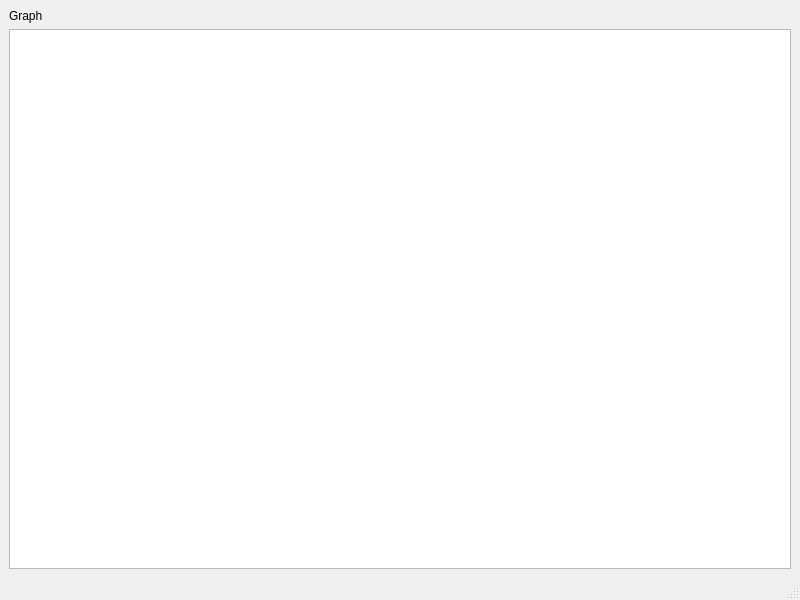
lrfbranco/soft-robotics-gui, file soft-robotics-gui/mainwindow.ui: the form before one commit.
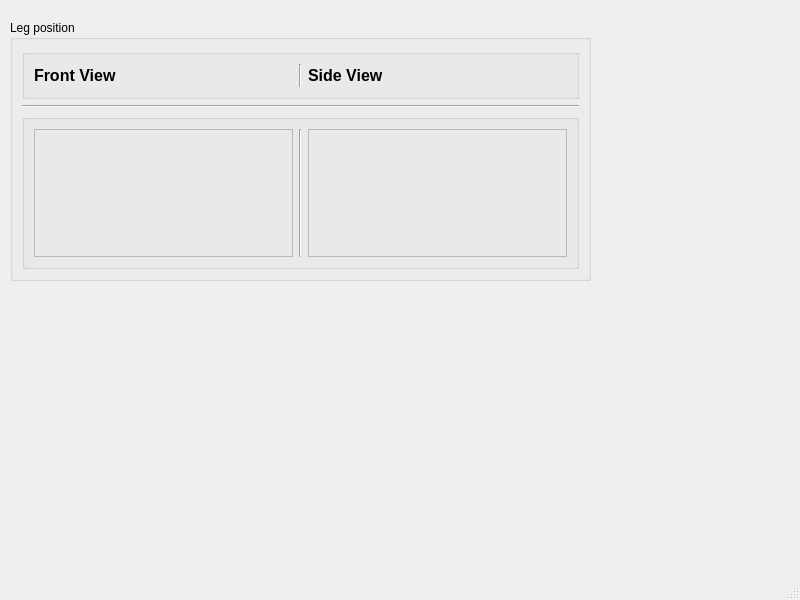
The form after the commit.

Commit message: Basic layout of leg pos

Patch:
```diff
--- a/soft-robotics-gui/mainwindow.ui
+++ b/soft-robotics-gui/mainwindow.ui
@@ -14,18 +14,120 @@
    <string>Soft robotics for foot drop</string>
   </property>
   <widget class="QWidget" name="centralwidget">
-   <layout class="QVBoxLayout" name="verticalLayout">
-    <item>
-     <widget class="QLabel" name="label">
-      <property name="text">
-       <string>Graph</string>
-      </property>
-     </widget>
-    </item>
-    <item>
-     <widget class="QGraphicsView" name="graphicsView"/>
-    </item>
-   </layout>
+   <widget class="QGroupBox" name="groupBox">
+    <property name="geometry">
+     <rect>
+      <x>10</x>
+      <y>20</y>
+      <width>581</width>
+      <height>261</height>
+     </rect>
+    </property>
+    <property name="title">
+     <string>Leg position</string>
+    </property>
+    <layout class="QVBoxLayout" name="verticalLayout">
+     <item>
+      <widget class="QGroupBox" name="headerLegPos">
+       <property name="minimumSize">
+        <size>
+         <width>0</width>
+         <height>50</height>
+        </size>
+       </property>
+       <property name="maximumSize">
+        <size>
+         <width>16777215</width>
+         <height>50</height>
+        </size>
+       </property>
+       <property name="title">
+        <string/>
+       </property>
+       <layout class="QHBoxLayout" name="horizontalLayout">
+        <item>
+         <widget class="QLabel" name="label">
+          <property name="font">
+           <font>
+            <pointsize>12</pointsize>
+            <weight>75</weight>
+            <bold>true</bold>
+           </font>
+          </property>
+          <property name="text">
+           <string>Front View</string>
+          </property>
+         </widget>
+        </item>
+        <item>
+         <widget class="Line" name="line_2">
+          <property name="orientation">
+           <enum>Qt::Vertical</enum>
+          </property>
+         </widget>
+        </item>
+        <item>
+         <widget class="QLabel" name="label_2">
+          <property name="font">
+           <font>
+            <pointsize>12</pointsize>
+            <weight>75</weight>
+            <bold>true</bold>
+           </font>
+          </property>
+          <property name="text">
+           <string>Side View</string>
+          </property>
+         </widget>
+        </item>
+       </layout>
+      </widget>
+     </item>
+     <item>
+      <widget class="Line" name="line">
+       <property name="orientation">
+        <enum>Qt::Horizontal</enum>
+       </property>
+      </widget>
+     </item>
+     <item>
+      <widget class="QGroupBox" name="legPosData">
+       <property name="title">
+        <string/>
+       </property>
+       <layout class="QHBoxLayout" name="horizontalLayout_2">
+        <item>
+         <widget class="QFrame" name="frameFrontView">
+          <property name="frameShape">
+           <enum>QFrame::StyledPanel</enum>
+          </property>
+          <property name="frameShadow">
+           <enum>QFrame::Raised</enum>
+          </property>
+         </widget>
+        </item>
+        <item>
+         <widget class="Line" name="line_3">
+          <property name="orientation">
+           <enum>Qt::Vertical</enum>
+          </property>
+         </widget>
+        </item>
+        <item>
+         <widget class="QFrame" name="frameSideView">
+          <property name="frameShape">
+           <enum>QFrame::StyledPanel</enum>
+          </property>
+          <property name="frameShadow">
+           <enum>QFrame::Raised</enum>
+          </property>
+         </widget>
+        </item>
+       </layout>
+      </widget>
+     </item>
+    </layout>
+   </widget>
   </widget>
   <widget class="QMenuBar" name="menubar">
    <property name="geometry">
```
Left out of the diff: 4 changed lines with no effect on the pictures. The commit also changes 7 other files.
